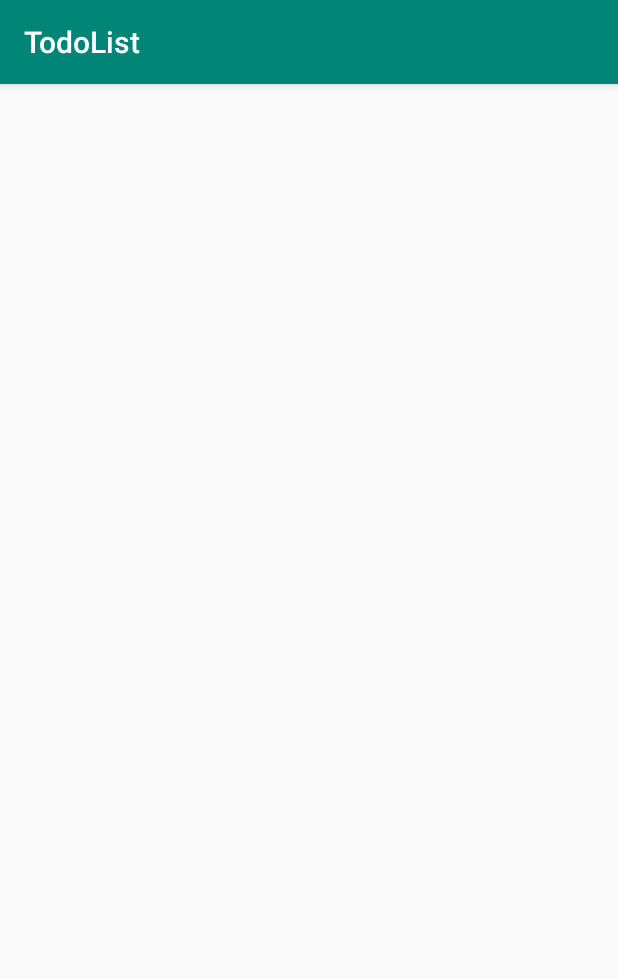
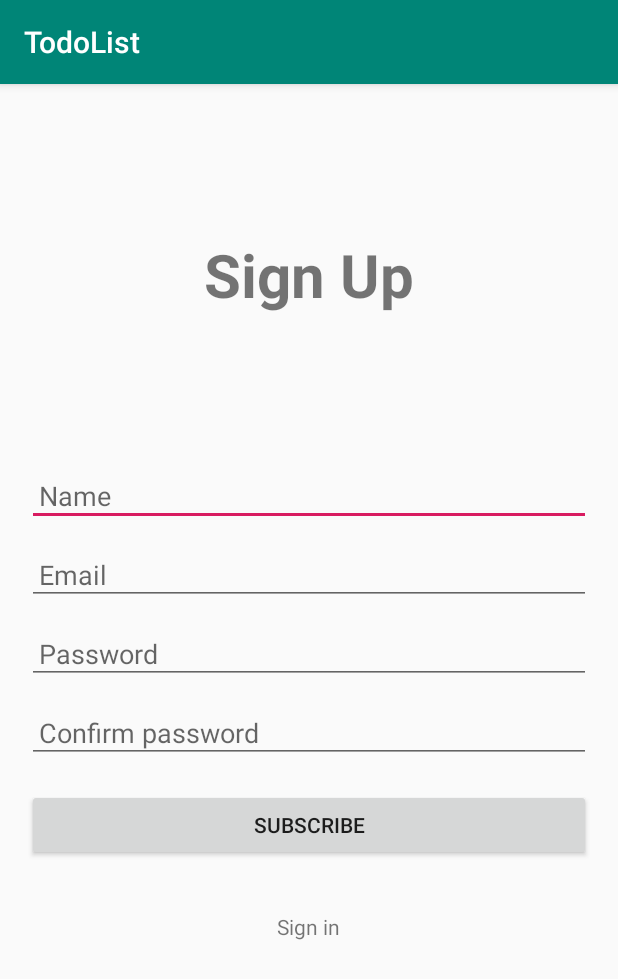
Before and after one commit to TristanMngr/mobile-todo-list, an Android app: the SignUpActivity screen opened directly, with no data from a screen before it, on a phone screen of 412 x 824 dp. Shown: the top 979 px of the screen. Run offline under Robolectric (Android 15) with nearby library versions, the phone set to English and light mode, and no system bars.

```diff
--- a/app/build.gradle
+++ b/app/build.gradle
@@ -30,4 +30,6 @@ dependencies {
     implementation 'com.squareup.retrofit2:retrofit:2.5.0'
     implementation 'com.squareup.retrofit2:converter-gson:2.5.0'
 
+    implementation 'com.android.support:design:27.0.2'
+
 }
--- a/app/src/main/AndroidManifest.xml
+++ b/app/src/main/AndroidManifest.xml
@@ -12,7 +12,7 @@
         android:supportsRtl="true"
         android:theme="@style/AppTheme"
         android:usesCleartextTraffic="true">
-        <activity android:name=".activities.SignUpActivity"></activity>
+        <activity android:name=".activities.SignUpActivity" />
         <activity android:name=".activities.TodoActivity" />
         <activity android:name=".activities.AuthenticateActivity">
             <intent-filter>
--- a/app/src/main/java/com/isep/todolist/activities/AuthenticateActivity.java
+++ b/app/src/main/java/com/isep/todolist/activities/AuthenticateActivity.java
@@ -81,8 +81,4 @@ public class AuthenticateActivity extends AppCompatActivity {
             }
         });
     }
-
-
-
-
 }
--- a/app/src/main/java/com/isep/todolist/interfaces/AuthenticateService.java
+++ b/app/src/main/java/com/isep/todolist/interfaces/AuthenticateService.java
@@ -9,7 +9,6 @@ import retrofit2.http.FormUrlEncoded;
 import retrofit2.http.POST;
 
 public interface AuthenticateService {
-
     @FormUrlEncoded
     @POST("/auth/login")
     Call<Authenticate> login(@Field("email") String email, @Field("password") String password);
--- /dev/null
+++ b/app/src/main/java/com/isep/todolist/interfaces/SignUpService.java
@@ -0,0 +1,19 @@
+package com.isep.todolist.interfaces;
+
+import com.isep.todolist.models.SignUp;
+
+import retrofit2.Call;
+import retrofit2.http.Field;
+import retrofit2.http.FormUrlEncoded;
+import retrofit2.http.POST;
+
+public interface SignUpService {
+    @FormUrlEncoded
+    @POST("/signup")
+    Call<SignUp> signup(
+            @Field("email") String email,
+            @Field("name") String name,
+            @Field("password") String password,
+            @Field("password_confirmation") String password_confirmation
+    );
+}
--- a/app/src/main/res/layout/activity_authenticate.xml
+++ b/app/src/main/res/layout/activity_authenticate.xml
@@ -59,6 +59,8 @@
         android:text="Sign up now"
         android:layout_below="@+id/login_btn"
         android:layout_centerHorizontal="true"
+        android:clickable="true"
+        android:onClick="onLinkClick"
         android:layout_marginTop="34dp" />
 
     <TextView
@@ -68,8 +70,5 @@
         android:textColor="#fc2803"
         android:layout_below="@+id/sign_up_link"
         android:layout_centerHorizontal="true"
-        android:onClick="onLinkClick"
-        android:clickable="true"
-        android:focusable="true"
         android:layout_marginTop="34dp" />
 </RelativeLayout>
--- a/app/src/main/res/layout/activity_sign_up.xml
+++ b/app/src/main/res/layout/activity_sign_up.xml
@@ -1,8 +1,95 @@
-<?xml version="1.0" encoding="utf-8"?>
-<androidx.constraintlayout.widget.ConstraintLayout xmlns:android="http://schemas.android.com/apk/res/android"
+<RelativeLayout
+    xmlns:android="http://schemas.android.com/apk/res/android"
     xmlns:tools="http://schemas.android.com/tools"
     android:layout_width="match_parent"
     android:layout_height="match_parent"
     tools:context=".activities.SignUpActivity">
 
-</androidx.constraintlayout.widget.ConstraintLayout>
+    <TextView
+        android:id="@+id/title"
+        android:layout_width="wrap_content"
+        android:layout_height="wrap_content"
+        android:text="Sign Up"
+        android:textSize="40dp"
+        android:textStyle="bold"
+        android:layout_centerHorizontal="true"
+        android:layout_marginTop="100dp" />
+
+    <EditText
+        android:id="@+id/name"
+        android:hint="Name"
+        android:layout_width="match_parent"
+        android:layout_height="wrap_content"
+        android:layout_marginTop="100dp"
+        android:layout_marginLeft="18dp"
+        android:layout_marginRight="18dp"
+        android:layout_below="@+id/title"
+        android:padding="8dp"/>
+
+    <EditText
+        android:id="@+id/email"
+        android:hint="Email"
+        android:layout_width="match_parent"
+        android:layout_height="wrap_content"
+        android:layout_marginTop="12dp"
+        android:layout_marginLeft="18dp"
+        android:layout_marginRight="18dp"
+        android:layout_below="@+id/name"
+        android:padding="8dp"/>
+
+
+    <EditText
+        android:id="@+id/password"
+        android:layout_width="match_parent"
+        android:layout_height="wrap_content"
+        android:layout_marginLeft="18dp"
+        android:layout_marginRight="18dp"
+        android:padding="8dp"
+        android:hint="Password"
+        android:layout_marginTop="12dp"
+        android:layout_below="@+id/email" />
+
+    <EditText
+        android:id="@+id/password_confirmation"
+        android:layout_width="match_parent"
+        android:layout_height="wrap_content"
+        android:layout_marginLeft="18dp"
+        android:layout_marginRight="18dp"
+        android:padding="8dp"
+        android:hint="Confirm password"
+        android:layout_marginTop="12dp"
+        android:layout_below="@+id/password" />
+
+    <Button
+        android:id="@+id/login_btn"
+        android:layout_width="match_parent"
+        android:layout_height="wrap_content"
+        android:layout_below="@+id/password_confirmation"
+        android:layout_alignStart="@+id/password_confirmation"
+        android:layout_alignLeft="@+id/password_confirmation"
+        android:layout_alignEnd="@+id/password_confirmation"
+        android:layout_alignRight="@+id/password_confirmation"
+        android:layout_marginTop="17dp"
+        android:onClick="onButtonSubmitClick"
+        android:text="Subscribe" />
+
+    <TextView
+        android:layout_width="wrap_content"
+        android:layout_height="wrap_content"
+        android:id="@+id/sign_in_link"
+        android:text="Sign in"
+        android:layout_below="@+id/login_btn"
+        android:layout_centerHorizontal="true"
+        android:clickable="true"
+        android:onClick="onLinkClick"
+        android:layout_marginTop="34dp" />
+
+    <TextView
+        android:layout_width="wrap_content"
+        android:layout_height="wrap_content"
+        android:id="@+id/message"
+        android:textColor="#fc2803"
+        android:layout_below="@+id/sign_up_link"
+        android:layout_centerHorizontal="true"
+        android:layout_marginTop="34dp" />
+</RelativeLayout>
```
Also changed, not shown: app/src/main/java/com/isep/todolist/activities/SignUpActivity.java (+71 -2 lines), app/src/main/java/com/isep/todolist/models/SignUp.java (added, +31 -0 lines).
